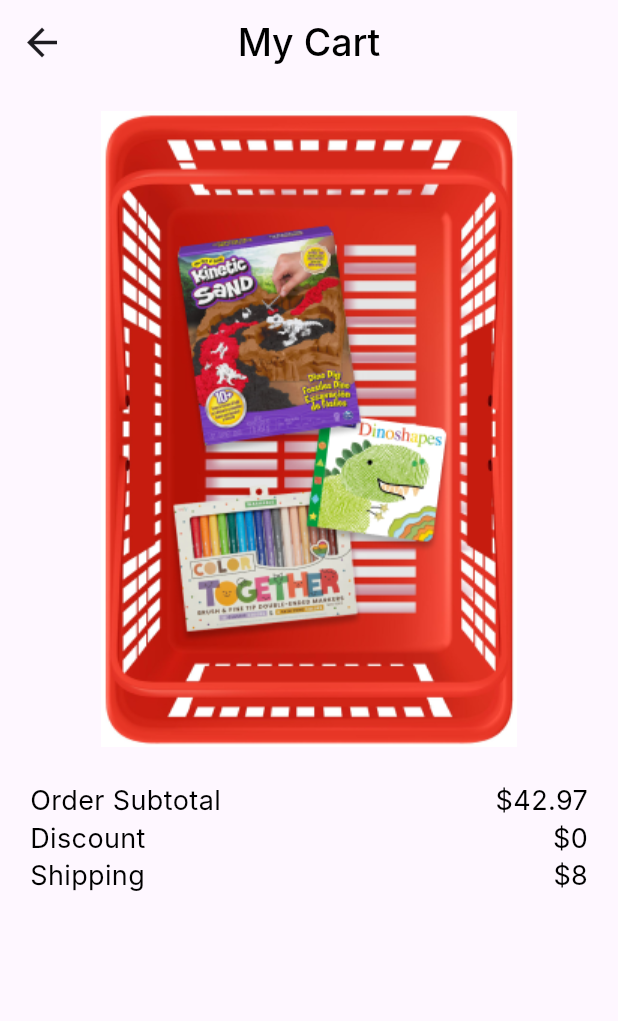
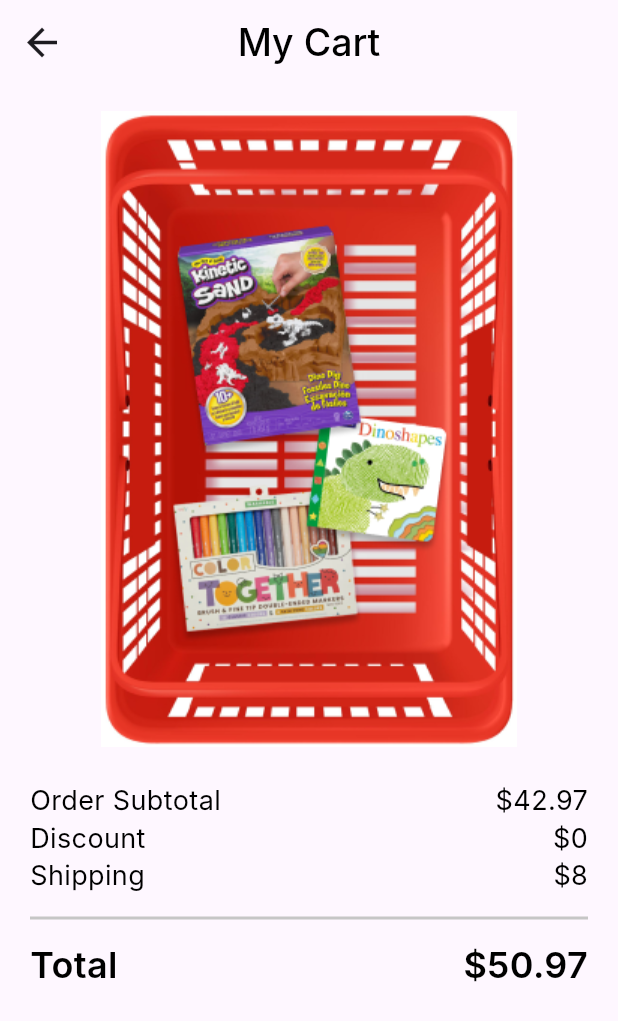
Before and after one commit to aliabdelnaby/checkout_payment, a Flutter app: the screen it shows after launch, on a phone screen of 412 x 824 dp. Shown: the top 1021 px of the screen. Run offline on Flutter 3.47's test engine with Material 3 defaults, Android fonts, the phone set to English and light mode, and no system bars; Roboto replaces fonts that are missing (Inter).

Commit message:
create total price widget

```diff
--- a/lib/features/checkout/presentation/widgets/my_cart_view_body.dart
+++ b/lib/features/checkout/presentation/widgets/my_cart_view_body.dart
@@ -1,4 +1,5 @@
 import 'package:flutter/material.dart';
+import 'package:flutter_paymob/features/checkout/presentation/widgets/total_price.dart';
 
 import 'order_info_item.dart';
 
@@ -28,6 +29,15 @@
             title: 'Shipping',
             value: '\$8',
           ),
+          const Divider(
+            thickness: 2,
+            color: Color(0xFFC6C6C6),
+            height: 34,
+          ),
+          const TotalPrice(
+            titleLarge: "Total",
+            value: '\$50.97',
+          ),
         ],
       ),
     );
--- /dev/null
+++ b/lib/features/checkout/presentation/widgets/total_price.dart
@@ -0,0 +1,25 @@
+import 'package:flutter/material.dart';
+import 'package:flutter_paymob/core/utils/styles.dart';
+
+class TotalPrice extends StatelessWidget {
+  const TotalPrice({super.key, required this.titleLarge, required this.value});
+  final String titleLarge, value;
+  @override
+  Widget build(BuildContext context) {
+    return Row(
+      children: [
+        Text(
+          titleLarge,
+          textAlign: TextAlign.center,
+          style: Styles.style24,
+        ),
+        const Spacer(),
+        Text(
+          value,
+          textAlign: TextAlign.center,
+          style: Styles.style24,
+        ),
+      ],
+    );
+  }
+}
```
